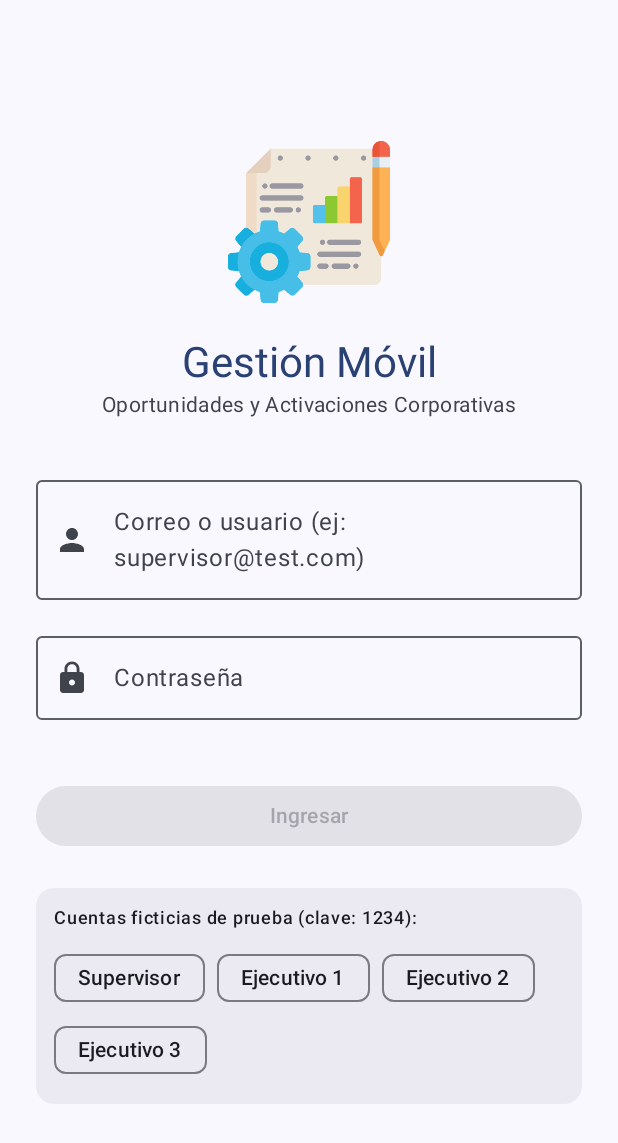
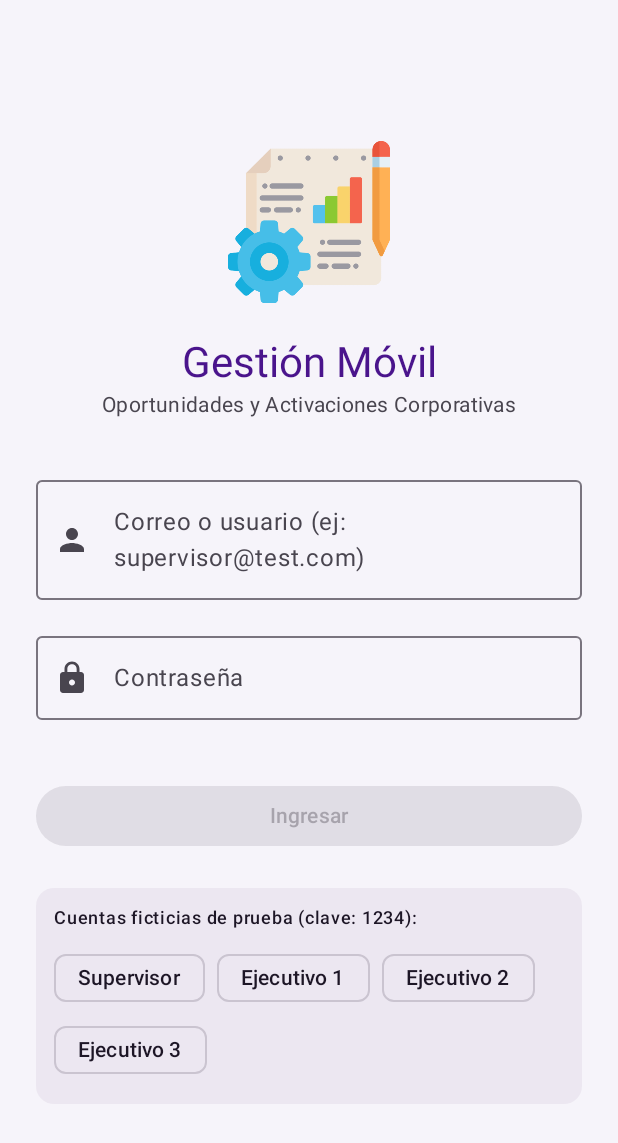
Before and after one commit to jtariasj/GestionMovil, an Android app built with Jetpack Compose: the screen it shows after launch (MainActivity), on a phone screen of 412 x 824 dp. Shown: the top 1143 px of the screen. Run offline under Robolectric (Android 15) with nearby library versions, the phone set to English and light mode, and no system bars; our stand-ins replace Room's generated code; libraries missing offline, so code that uses them is left out: androidx.room3; 8 statements that could not run were skipped.

Commit message:
Actualización de color
Se actualizó Color y Theme para modificar los colores de la app.

```diff
--- a/app/src/main/java/cl/duoc/gestionmovil/ui/theme/Color.kt
+++ b/app/src/main/java/cl/duoc/gestionmovil/ui/theme/Color.kt
@@ -2,10 +2,19 @@ package cl.duoc.gestionmovil.ui.theme
 
 import androidx.compose.ui.graphics.Color
 
-val Purple80 = Color(0xFFD0BCFF)
-val PurpleGrey80 = Color(0xFFCCC2DC)
-val Pink80 = Color(0xFFEFB8C8)
+// Paleta Principal: Morado Profundo + Naranja Oscuro
+val MoradoPrincipal = Color(0xFF4A148C)      // Violeta oscuro (barras, títulos, botones principales)
+val MoradoClaro = Color(0xFFCE93D8)          // Morado suave para modo oscuro
+val MoradoContenedor = Color(0xFFF3E5F5)     // Lavanda claro para tarjetas
 
-val Purple40 = Color(0xFF6650a4)
-val PurpleGrey40 = Color(0xFF625b71)
-val Pink40 = Color(0xFF7D5260)
+val NaranjaOscuro = Color(0xFFE65100)        // Naranja oscuro intenso (botones secundarios y acentos)
+val NaranjaQuemado = Color(0xFFBF360C)       // Naranja más profundo (énfasis y acciones clave)
+val NaranjaClaro = Color(0xFFFFB74D)         // Naranja suave para modo oscuro
+val NaranjaContenedor = Color(0xFFFFE0B2)    // Naranja tenue para contenedores
+
+val FondoAppClaro = Color(0xFFF6F4FA)        // Fondo general con matiz lavanda muy suave
+val SuperficieClara = Color(0xFFFFFFFF)
+val TextoOscuro = Color(0xFF1D1626)
+
+val FondoAppOscuro = Color(0xFF14101C)
+val SuperficieOscura = Color(0xFF1F192B)
--- a/app/src/main/java/cl/duoc/gestionmovil/ui/theme/Theme.kt
+++ b/app/src/main/java/cl/duoc/gestionmovil/ui/theme/Theme.kt
@@ -1,6 +1,5 @@
 package cl.duoc.gestionmovil.ui.theme
 
-import android.app.Activity
 import android.os.Build
 import androidx.compose.foundation.isSystemInDarkTheme
 import androidx.compose.material3.MaterialTheme
@@ -9,35 +8,50 @@ import androidx.compose.material3.dynamicDarkColorScheme
 import androidx.compose.material3.dynamicLightColorScheme
 import androidx.compose.material3.lightColorScheme
 import androidx.compose.runtime.Composable
+import androidx.compose.ui.graphics.Color
 import androidx.compose.ui.platform.LocalContext
 
 private val DarkColorScheme = darkColorScheme(
-    primary = Purple80,
-    secondary = PurpleGrey80,
-    tertiary = Pink80
+    primary = MoradoClaro,
+    onPrimary = Color(0xFF2A004E),
+    primaryContainer = MoradoPrincipal,
+    onPrimaryContainer = MoradoContenedor,
+    secondary = NaranjaClaro,
+    onSecondary = Color(0xFF3E1500),
+    secondaryContainer = NaranjaOscuro,
+    onSecondaryContainer = NaranjaContenedor,
+    tertiary = NaranjaOscuro,
+    onTertiary = Color.White,
+    background = FondoAppOscuro,
+    surface = SuperficieOscura,
+    onBackground = Color(0xFFEDE7F6),
+    onSurface = Color(0xFFEDE7F6)
 )
 
 private val LightColorScheme = lightColorScheme(
-    primary = Purple40,
-    secondary = PurpleGrey40,
-    tertiary = Pink40
-
-    /* Other default colors to override
-    background = Color(0xFFFFFBFE),
-    surface = Color(0xFFFFFBFE),
+    primary = MoradoPrincipal,
     onPrimary = Color.White,
+    primaryContainer = MoradoContenedor,
+    onPrimaryContainer = MoradoPrincipal,
+    secondary = NaranjaOscuro,
     onSecondary = Color.White,
+    secondaryContainer = NaranjaContenedor,
+    onSecondaryContainer = NaranjaQuemado,
+    tertiary = NaranjaQuemado,
     onTertiary = Color.White,
-    onBackground = Color(0xFF1C1B1F),
-    onSurface = Color(0xFF1C1B1F),
-    */
+    tertiaryContainer = NaranjaContenedor,
+    onTertiaryContainer = NaranjaQuemado,
+    background = FondoAppClaro,
+    surface = SuperficieClara,
+    onBackground = TextoOscuro,
+    onSurface = TextoOscuro
 )
 
 @Composable
 fun GestionMovilTheme(
     darkTheme: Boolean = isSystemInDarkTheme(),
-    // Dynamic color is available on Android 12+
-    dynamicColor: Boolean = true,
+    // En false para que siempre se muestren el morado y naranjo oscuro en Android 12+
+    dynamicColor: Boolean = false,
     content: @Composable () -> Unit
 ) {
     val colorScheme = when {
```
